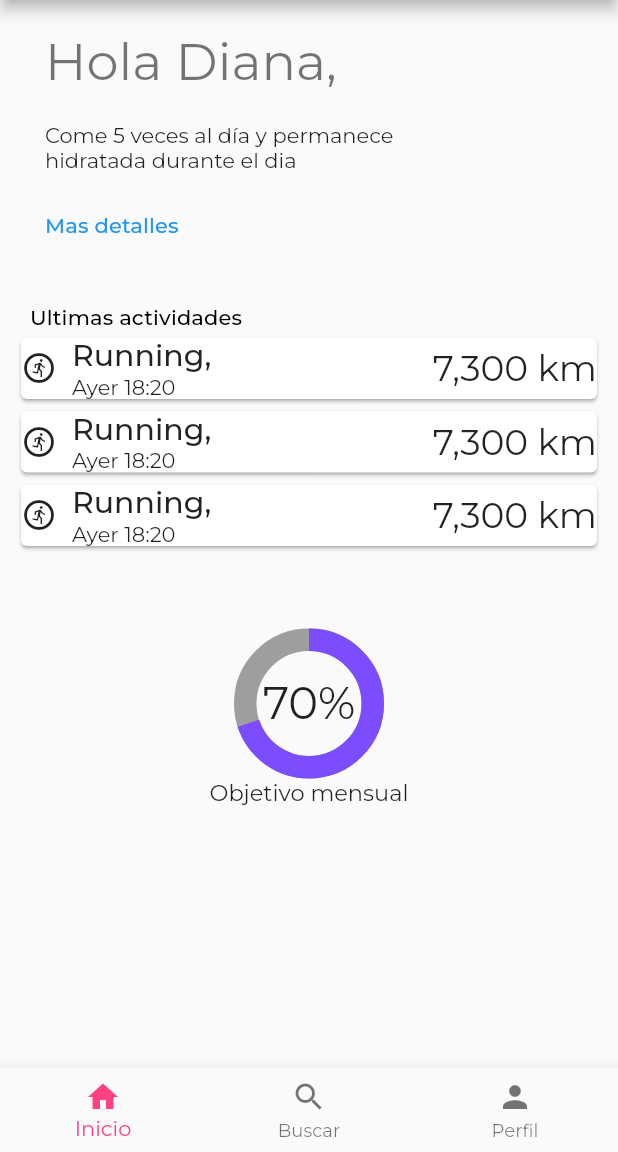
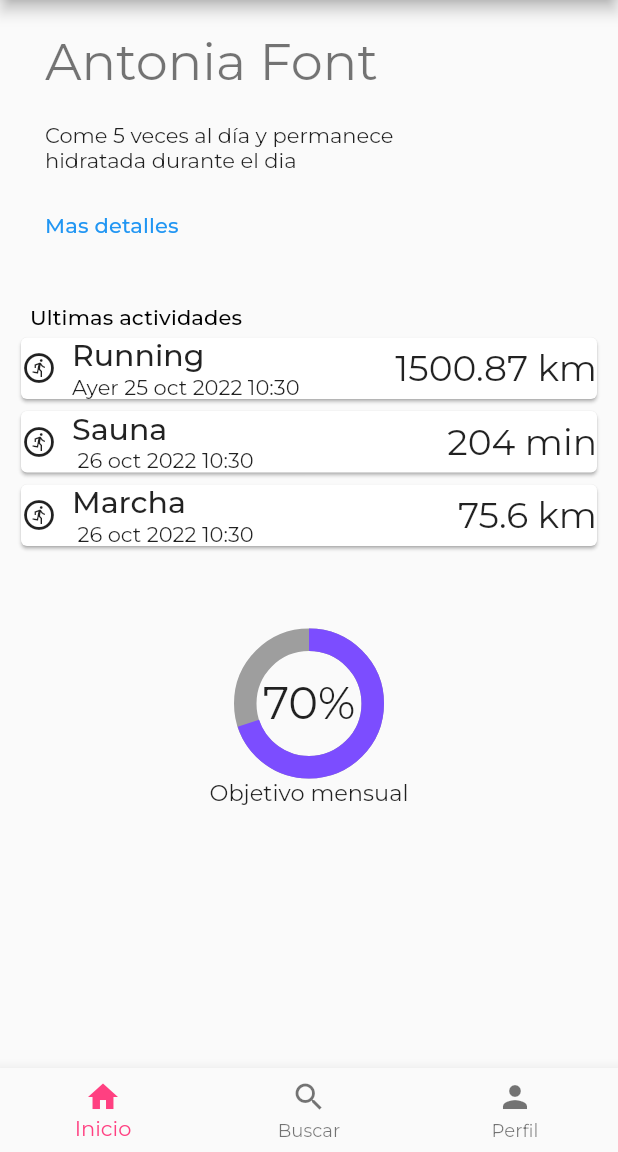
Before and after one commit to acf136/fitness_time, a Flutter app: the screen it shows after launch, on a phone screen of 412 x 824 dp, the part 84-1236 px from its top. Run offline on Flutter 3.47's test engine with Material 2 defaults, Android fonts, the phone set to English and light mode, and no system bars; drawn by our look-alikes of percent_indicator; our stand-ins replace google_fonts; network calls fail.

Commit message:
fitness_time v4.2 - before Stream

```diff
--- a/lib/main.dart
+++ b/lib/main.dart
@@ -1,5 +1,6 @@
+import 'package:fitness_time/widgets/inherited_profile.dart';
 import 'package:flutter/material.dart';
-import 'home_page.dart';
+import 'screens/home_page.dart';
 import 'package:google_fonts/google_fonts.dart';
 
 void main() {
@@ -13,19 +14,23 @@ class MyApp extends StatelessWidget {
   Widget build(BuildContext context) {
     final textTheme = Theme.of(context).textTheme;
 
-    return MaterialApp(
+    return InheritedProfiles(
+      child: MaterialApp(
         title: 'Fitness App',
         theme: ThemeData(
-        textTheme: GoogleFonts.montserratAlternatesTextTheme(textTheme).copyWith(
-          bodyMedium: GoogleFonts.montserrat(textStyle: textTheme.bodyMedium),
+            textTheme:
+                GoogleFonts.montserratAlternatesTextTheme(textTheme).copyWith(
+              bodyMedium:
+                  GoogleFonts.montserrat(textStyle: textTheme.bodyMedium),
             ),
             colorScheme: Theme.of(context).colorScheme.copyWith(
                   primary: Colors.pinkAccent,
                   secondary: Colors.black,
                   tertiary: Colors.grey,
-        )
+                )),
+        home: const HomePage(
+          title: 'Fitness time',
         ),
-      home: const HomePage(title: 'Fitness time',
       ),
     );
   }
--- /dev/null
+++ b/lib/models/activity.dart
@@ -0,0 +1,20 @@
+enum NofActivity { running, sauna, futbol, basquet, marcha }
+enum Dimension { km, kg, cm, min, hour }
+
+class Activity {
+  final int idUser; // id Profile by default = MySelf
+  final int id; //id
+  // denomination :  Running get from enum.name
+  late String name = "${NofActivity.running.name}.capitalize()";
+  late DateTime start = DateTime.now();
+  late DateTime end = DateTime.now();
+  late num quantity = 0;
+  late String dimension; //KM,KG,. . .
+
+  // CRUD - Non-final instance variables and late final instance variables,
+  //  without initializers also generate an implicit setter method. For details,
+  //  see https://dart.dev/guides/language/language-tour#getters-and-setters
+
+  Activity(this.idUser, this.id, this.name, this.start, this.end, this.quantity,
+      this.dimension);
+}
--- /dev/null
+++ b/lib/models/profile.dart
@@ -0,0 +1,21 @@
+import 'package:flutter/material.dart';
+
+import 'activity.dart';
+
+class Profile {
+  final int id;
+  String name;
+  DateTime enrollDate;      // Date of enrollment
+  int height;
+  int weight;
+  DateTimeRange totalTime;  // Total time accumulated for listActivities
+  double totalDistance;     // Total listActivities's distance accumulated in km
+  late List<Activity> listActivities;
+
+  // CRUD - Non-final instance variables and late final instance variables,
+  //  without initializers also generate an implicit setter method. For details,
+  //  see https://dart.dev/guides/language/language-tour#getters-and, List list-setters
+
+  Profile(this.id, this.name, this.enrollDate, this.height, this.weight, this.totalTime,
+      this.totalDistance, this.listActivities);
+}
--- a/lib/profile.dart
+++ /dev/null
@@ -1,8 +0,0 @@
-class Profile {
-  final int id;
-  final String name;
-  final int height;
-  final int weight;
-
-  Profile(this.id, this.name, this.height , this.weight);
-}
--- a/lib/home_page.dart
+++ b/lib/screens/home_page.dart
@@ -1,8 +1,12 @@
-import 'package:fitness_time/profile.dart';
 import 'package:flutter/material.dart';
 import 'package:percent_indicator/percent_indicator.dart';
-import 'profile_page.dart';
+import 'package:fitness_time/screens/profile_page.dart';
 import 'package:google_fonts/google_fonts.dart';
+import 'package:intl/intl.dart';
+import 'package:intl/date_symbol_data_local.dart';
+
+import '../models/activity.dart';
+import '../widgets/inherited_profile.dart';
 
 class HomePage extends StatefulWidget {
   const HomePage({super.key, required this.title});
@@ -14,17 +18,17 @@ class HomePage extends StatefulWidget {
 }
 
 class _HomePageState extends State<HomePage> {
-  List<Widget> homeListCard = [
-    HomeListCard(),
-    HomeListCard(),
-    HomeListCard(),
-  ];
+  int currentProfile = 0;
 
   @override
   Widget build(BuildContext context) {
+    final InheritedProfiles inhProfile =
+        context.dependOnInheritedWidgetOfExactType<InheritedProfiles>()!;
+    currentProfile = inhProfile.setCurrent(currentProfile);
+
     return Scaffold(
       appBar: AppBar(
-        leading: Icon(Icons.menu),
+        leading: const Icon(Icons.menu),
         centerTitle: true,
         title: Text(
           widget.title,
@@ -34,11 +38,16 @@ class _HomePageState extends State<HomePage> {
           Padding(
             padding: const EdgeInsets.only(right: 16.0),
             child: InkWell(
-              onTap: () => Navigator.of(context).push(MaterialPageRoute(
-                  builder: (context) => ProfileState(
-                      profile: Profile(1, 'Antonia Font', 150, 60)))),
+              onTap: () async {
+                await Navigator.of(context).push(
+                  MaterialPageRoute(
+                    builder: (context) => const ProfileState(),
+                  ),
+                );
+                setState(() {});
+              },
               child: const Hero(
-                tag: "amtonia_font",
+                tag: "hero_tag",
                 child: CircleAvatar(
                   backgroundImage: NetworkImage(
                       'https://randomuser.me/api/portraits/women/44.jpg'),
@@ -61,10 +70,10 @@ class _HomePageState extends State<HomePage> {
                   mainAxisAlignment: MainAxisAlignment.spaceEvenly,
                   crossAxisAlignment: CrossAxisAlignment.start,
                   children: [
-                    Text('Hola Diana, ',
+                    Text(inhProfile.current().name, //'Diana, ',
                         style: GoogleFonts.montserrat(
                             textStyle: Theme.of(context).textTheme.headline4)),
-                    SizedBox(height: 20), //separator
+                    const SizedBox(height: 20), //separator
                     SizedBox(
                         height: 40,
                         width: 300,
@@ -73,7 +82,7 @@ class _HomePageState extends State<HomePage> {
                             style: GoogleFonts.montserrat(
                                 textStyle:
                                     Theme.of(context).textTheme.bodyMedium))),
-                    SizedBox(height: 20), //separator
+                    const SizedBox(height: 20), //separator
                     SizedBox(
                       height: 40,
                       child: Text(
@@ -106,23 +115,20 @@ class _HomePageState extends State<HomePage> {
               margin: const EdgeInsets.fromLTRB(10, 0, 10, 10),
               child: Column(
                 mainAxisAlignment: MainAxisAlignment.center,
-                children: [
-                  homeListCard[0],
-                  homeListCard[1],
-                  homeListCard[2],
-                ],
+                children: inhProfile.profiles[currentProfile].listActivities
+                    .map((a) => HomeListCard(a))
+                    .toList(),
               ),
             ),
-            //  Percent Indicator
             SizedBox(
               height: 200,
               child: CircularPercentIndicator(
                 radius: 50.0,
                 lineWidth: 15.0,
                 percent: 0.7,
-                center: Text('70%', style: const TextStyle(fontSize: 30)),
-                footer: Text('Objetivo mensual',
-                    style: const TextStyle(fontSize: 15)),
+                center: const Text('70%', style: TextStyle(fontSize: 30)),
+                footer: const Text('Objetivo mensual',
+                    style: TextStyle(fontSize: 15)),
                 backgroundColor: Colors.grey,
                 progressColor: Colors.deepPurpleAccent,
               ),
@@ -131,7 +137,7 @@ class _HomePageState extends State<HomePage> {
         ),
       ),
       bottomNavigationBar: BottomNavigationBar(
-        items: [
+        items: const [
           BottomNavigationBarItem(
             icon: Icon(Icons.home),
             label: "Inicio",
@@ -150,74 +156,66 @@ class _HomePageState extends State<HomePage> {
   }
 }
 
-class MyBottomNavigationBarItem extends BottomNavigationBarItem {
-  final Icon _icon = const Icon(Icons.question_mark);
-  String? _label;
-  Icon? _activeIcon;
-  Color? _backgroundColor;
-  String? _tooltip;
+class HomeListCard extends StatelessWidget {
+  final IconData icon = Icons.run_circle_outlined;
+  String _name = '';
+  DateTime _start = DateTime.now();
+  DateTime? _end;
+  num? _quantity;
 
-  MyBottomNavigationBarItem({
-    required Icon icon,
-    String? label,
-    Icon? activeIcon,
-    Color? backgroundColor,
-    String? tooltip,
-  }) : super(
-          icon: icon,
-          label: label,
-          activeIcon: activeIcon,
-          backgroundColor: backgroundColor,
-          tooltip: tooltip,
-        );
+  String? _dimension;
+
+  HomeListCard(Activity activity, {super.key}) {
+    _name = activity.name;
+    _start = activity.start;
+    _end = activity.end;
+    _quantity = activity.quantity;
+    _dimension = activity.dimension;
+  }
 
   @override
-  BottomNavigationBarItem build(BuildContext context) {
-    return BottomNavigationBarItem(
-        icon: _icon,
-        label: _label,
-        activeIcon: _activeIcon,
-        backgroundColor: _backgroundColor,
-        tooltip: _tooltip);
+  Widget build(BuildContext context) {
+    var strAyer = '';
+    initializeDateFormatting('es_ES', null);
+    // Intl.defaultLocale = 'es';
+    DateTime dtAyer = DateTime.now().subtract(Duration(days: 1));
+    if ( _start.year == dtAyer.year && _start.month == dtAyer.month &&
+        _start.day == dtAyer.day  ) {
+      strAyer = 'Ayer';
     }
-}
-
-class HomeListCard extends StatelessWidget {
-  final IconData icon = Icons.run_circle_outlined;
-  @override
-  Widget build(BuildContext context) {
-    return Container(
-      child: Card(
+    String startActivity = '$strAyer ${DateFormat.yMMMd('es').format(_start)} '
+          '${DateFormat.Hm().format(_start)}';
+    return Card(
       shadowColor: Colors.grey,
       child: Row(
         mainAxisAlignment: MainAxisAlignment.start,
         children: [
           Flexible(
-              flex: 2,
+            flex: 7,
             child: Row(
               children: [
                 Icon(icon),
-                  SizedBox(width: 10), //separator
+                const SizedBox(width: 10), //separator
                 Column(
                   crossAxisAlignment: CrossAxisAlignment.start,
                   children: [
                     Text(
-                        'Running, ',
+                      _name,
                       style: GoogleFonts.montserrat(
                           textStyle: Theme.of(context).textTheme.headline6),
                     ),
-                      Text('Ayer 18:20')
+                    Text(startActivity),
                   ], // children
                 ),
               ],
             ),
           ),
           Flexible(
-              flex: 1,
+            flex: 5,
             child: Align(
               alignment: Alignment.centerRight,
               child: Text(
-                  '7,300 km',
+                '$_quantity $_dimension',
                 style: GoogleFonts.montserrat(
                     textStyle: Theme.of(context).textTheme.headline5),
               ),
@@ -225,7 +223,6 @@ class HomeListCard extends StatelessWidget {
           ),
         ],
       ),
-      ),
     );
   }
 } // End of HomeListCard
--- /dev/null
+++ b/lib/widgets/inherited_profile.dart
@@ -0,0 +1,74 @@
+import 'package:flutter/material.dart';
+import '../models/activity.dart';
+import '../models/profile.dart';
+import '../models/extensions.dart';
+
+class InheritedProfiles extends InheritedWidget {
+  int _current ;
+  static final DateTime dtstart = DateTime.now();
+
+  List<Profile> profiles = <Profile>[
+    Profile(1, 'Antonia Font', DateTime.now() , 150, 60,
+        DateTimeRange(start: dtstart, end: dtstart.add(const Duration(days: 2))),
+        212.4, [
+      Activity(1, 0, NofActivity.running.name.toCapitalized(), DateTime.now().subtract(Duration(days: 1)),
+          DateTime.now(), 1500.87, Dimension.km.name),
+      Activity(1, 1, NofActivity.sauna.name.toCapitalized(), DateTime.now(),
+          DateTime.now(), 204, Dimension.min.name),
+      Activity(1, 2, NofActivity.marcha.name.toCapitalized(), DateTime.now(),
+          DateTime.now(), 75.6, Dimension.km.name),
+    ]),
+    Profile(2, 'Diana', DateTime.now(), 150, 60,
+        DateTimeRange(start: dtstart, end: dtstart.add(const Duration(days: 24))),
+        33212.4, [
+      Activity(2, 0, 'str', DateTime.now(), DateTime.now(), 0, Dimension.kg.name)
+    ]),
+    Profile(3, 'Harry', DateTime.now(), 180, 160,
+        DateTimeRange(start: dtstart, end: dtstart.add(const Duration(days: 24))),
+        99212.4, [
+      Activity(0, 0, 'str', DateTime.now(), DateTime.now(), 0, Dimension.kg.name)
+    ]),
+  ];
+
+  InheritedProfiles({super.key, required super.child, index = 0})
+      : _current = index;
+
+  @override
+  bool updateShouldNotify(covariant InheritedWidget oldWidget) {
+    // // TODO: implement updateShouldNotify
+    // throw UnimplementedError();
+    return true;
+  }
+
+  // return the Profile with index in profiles,  if it exists
+  int setCurrent(int index) {
+    if (index < profiles.length) _current = index;
+    return _current;
+  }
+
+  // return the current profile - Is the CRUD:Read operation
+  Profile current() {
+    return profiles[_current];
+  }
+
+  // CRUD - Depending on the existence of profile makes the suitable operation
+  bool crudProfile(Profile newP) {
+    int theIndex = indexId(newP.id);
+    if (theIndex == -1) {
+      // doesn't exist, CRUD:Create
+      profiles.add(newP);
+    } else {
+      if (profiles[theIndex] == newP) {
+        // exact element, CRUD:Delete
+        profiles.remove(newP);
+      } else {
+        // same id and not exact element, CRUD:Update
+        final repla = <Profile>[newP];
+        profiles.replaceRange(theIndex, theIndex + 1, repla);
+      }
+    }
+    return true;
+  }
+
+  int indexId(int id) => profiles.lastIndexWhere((element) => element.id == id);
+}
--- a/pubspec.yaml
+++ b/pubspec.yaml
@@ -41,6 +41,7 @@ dev_dependencies:
   flutter_test:
     sdk: flutter
   percent_indicator: ^4.2.2
+  intl: ^0.17.0
 
   # The "flutter_lints" package below contains a set of recommended lints to
   # encourage good coding practices. The lint set provided by the package is
```
Also changed, not shown: lib/models/extensions.dart (added, +9 -0 lines), lib/profile_page.dart (deleted, +0 -149 lines), lib/screens/crono.dart (added, +18 -0 lines), lib/screens/profile_page.dart (added, +190 -0 lines), pubspec.lock. Lines whose indentation alone changed are shown as unchanged.
